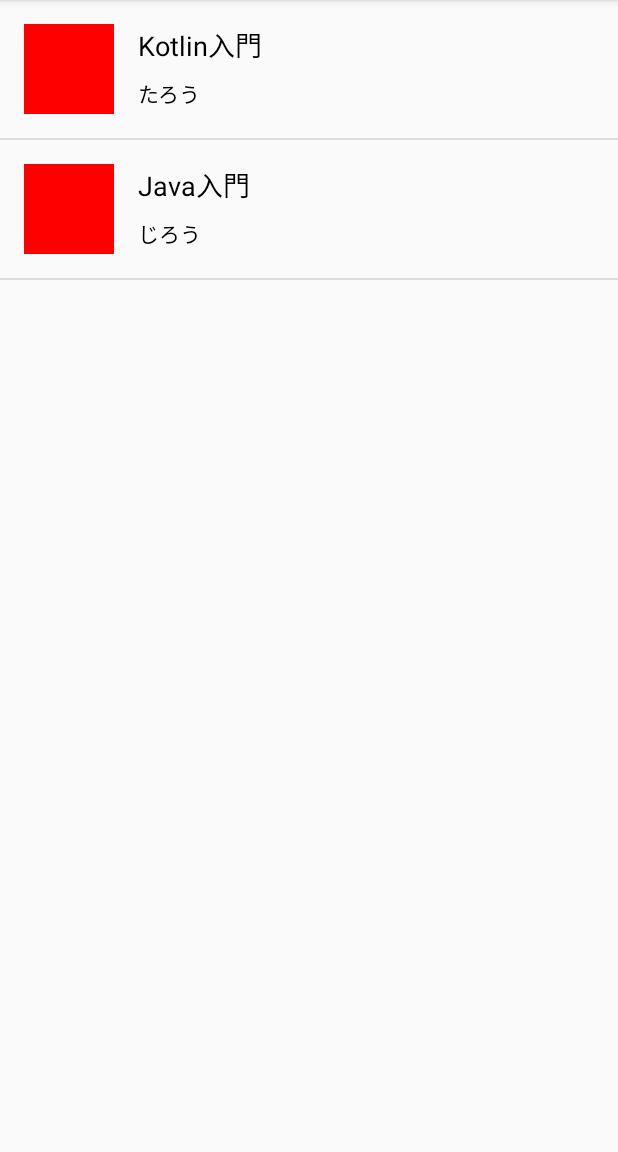
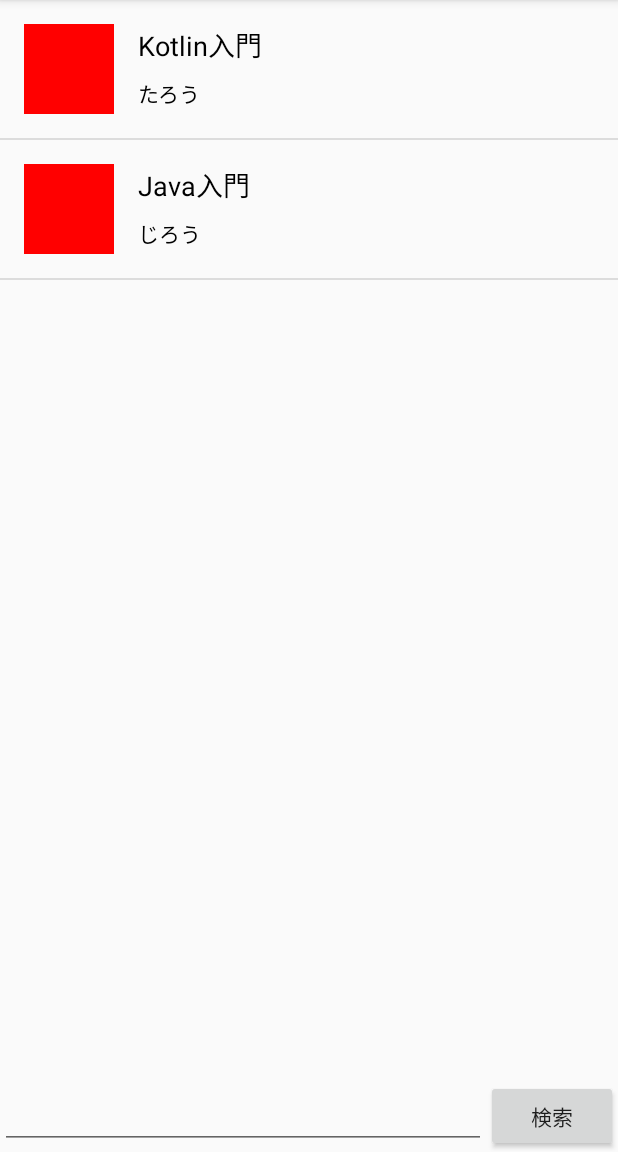
Before and after one commit to fieldhawker/QiitaAppKotlin, an Android app: the screen it shows after launch (MainActivity), on a phone screen of 412 x 824 dp, the part 84-1236 px from its top. Run offline under Robolectric (Android 15) with nearby library versions, the phone set to English and light mode, and no system bars.

Commit message:
検索用のフォームを追加

```diff
--- a/app/app/src/main/res/layout/activity_main.xml
+++ b/app/app/src/main/res/layout/activity_main.xml
@@ -7,6 +7,25 @@
     <ListView
         android:id="@+id/list_view"
         android:layout_width="match_parent"
-        android:layout_height="match_parent" />
+        android:layout_height="match_parent"
+        android:layout_weight="1" />
 
+    <LinearLayout
+        android:layout_width="match_parent"
+        android:layout_height="wrap_content"
+        android:gravity="bottom"
+        android:orientation="horizontal">
+
+        <EditText
+            android:id="@+id/query_edit_text"
+            android:layout_width="0dp"
+            android:layout_height="wrap_content"
+            android:layout_weight="1" />
+
+        <Button
+            android:id="@+id/search_button"
+            android:layout_width="wrap_content"
+            android:layout_height="wrap_content"
+            android:text="検索" />
+    </LinearLayout>
 </LinearLayout>
```
